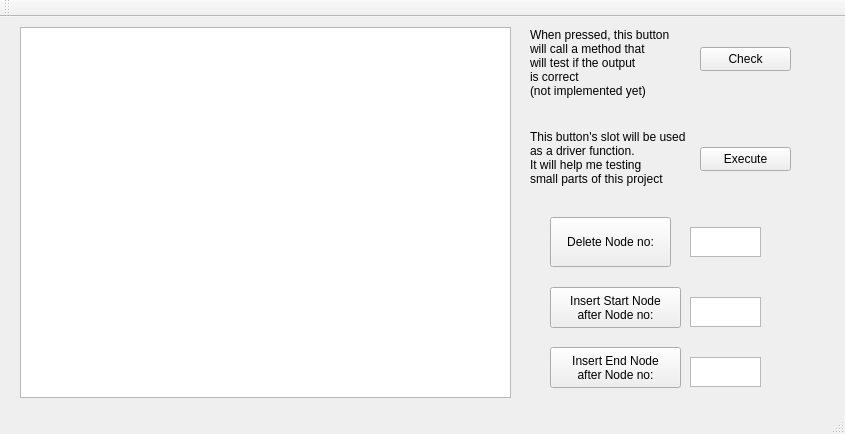
Qt form tree_alg/mainwindow.ui (KDE/kate) before a commit.
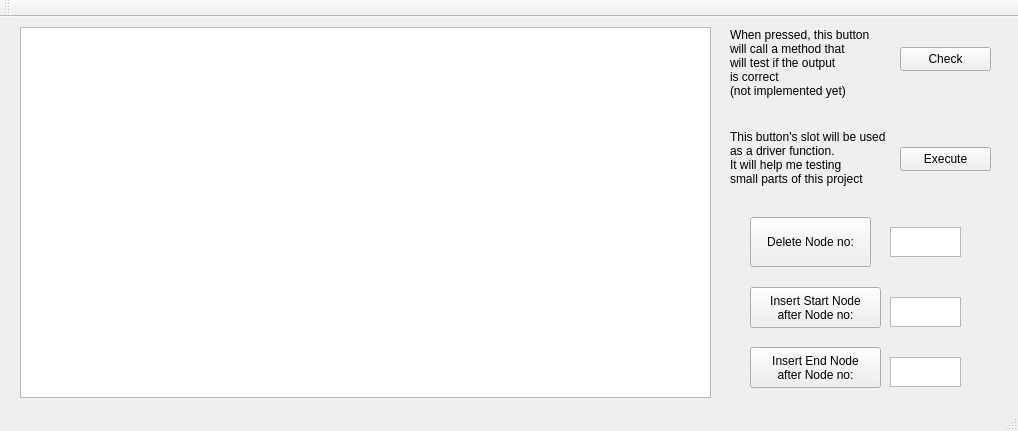
The same form after that commit.

```diff
--- a/tree_alg/mainwindow.ui
+++ b/tree_alg/mainwindow.ui
@@ -6,8 +6,8 @@
    <rect>
     <x>0</x>
     <y>0</y>
-    <width>845</width>
-    <height>434</height>
+    <width>1018</width>
+    <height>431</height>
    </rect>
   </property>
   <property name="windowTitle">
@@ -19,7 +19,7 @@
      <rect>
       <x>20</x>
       <y>10</y>
-      <width>491</width>
+      <width>691</width>
       <height>371</height>
      </rect>
     </property>
@@ -27,7 +27,7 @@
    <widget class="QPushButton" name="pushButton_2">
     <property name="geometry">
      <rect>
-      <x>550</x>
+      <x>750</x>
       <y>270</y>
       <width>131</width>
       <height>41</height>
@@ -41,7 +41,7 @@
    <widget class="QTextEdit" name="textEdit_2">
     <property name="geometry">
      <rect>
-      <x>690</x>
+      <x>890</x>
       <y>280</y>
       <width>71</width>
       <height>30</height>
@@ -51,7 +51,7 @@
    <widget class="QTextEdit" name="textEdit_3">
     <property name="geometry">
      <rect>
-      <x>690</x>
+      <x>890</x>
       <y>210</y>
       <width>71</width>
       <height>30</height>
@@ -61,7 +61,7 @@
    <widget class="QPushButton" name="pushButton_3">
     <property name="geometry">
      <rect>
-      <x>550</x>
+      <x>750</x>
       <y>200</y>
       <width>121</width>
       <height>50</height>
@@ -74,7 +74,7 @@
    <widget class="QPushButton" name="pushButton_4">
     <property name="geometry">
      <rect>
-      <x>550</x>
+      <x>750</x>
       <y>330</y>
       <width>131</width>
       <height>41</height>
@@ -88,7 +88,7 @@
    <widget class="QTextEdit" name="textEdit_4">
     <property name="geometry">
      <rect>
-      <x>690</x>
+      <x>890</x>
       <y>340</y>
       <width>71</width>
       <height>30</height>
@@ -98,7 +98,7 @@
    <widget class="QPushButton" name="pushButton">
     <property name="geometry">
      <rect>
-      <x>700</x>
+      <x>900</x>
       <y>30</y>
       <width>91</width>
       <height>24</height>
@@ -111,7 +111,7 @@
    <widget class="QPushButton" name="pushButton_5">
     <property name="geometry">
      <rect>
-      <x>700</x>
+      <x>900</x>
       <y>130</y>
       <width>91</width>
       <height>24</height>
@@ -124,7 +124,7 @@
    <widget class="QLabel" name="label">
     <property name="geometry">
      <rect>
-      <x>530</x>
+      <x>730</x>
       <y>10</y>
       <width>151</width>
       <height>71</height>
@@ -141,7 +141,7 @@
    <widget class="QLabel" name="label_2">
     <property name="geometry">
      <rect>
-      <x>530</x>
+      <x>730</x>
       <y>110</y>
       <width>171</width>
       <height>61</height>
```
Left out of the diff: 2 changed lines with no effect on the pictures.
